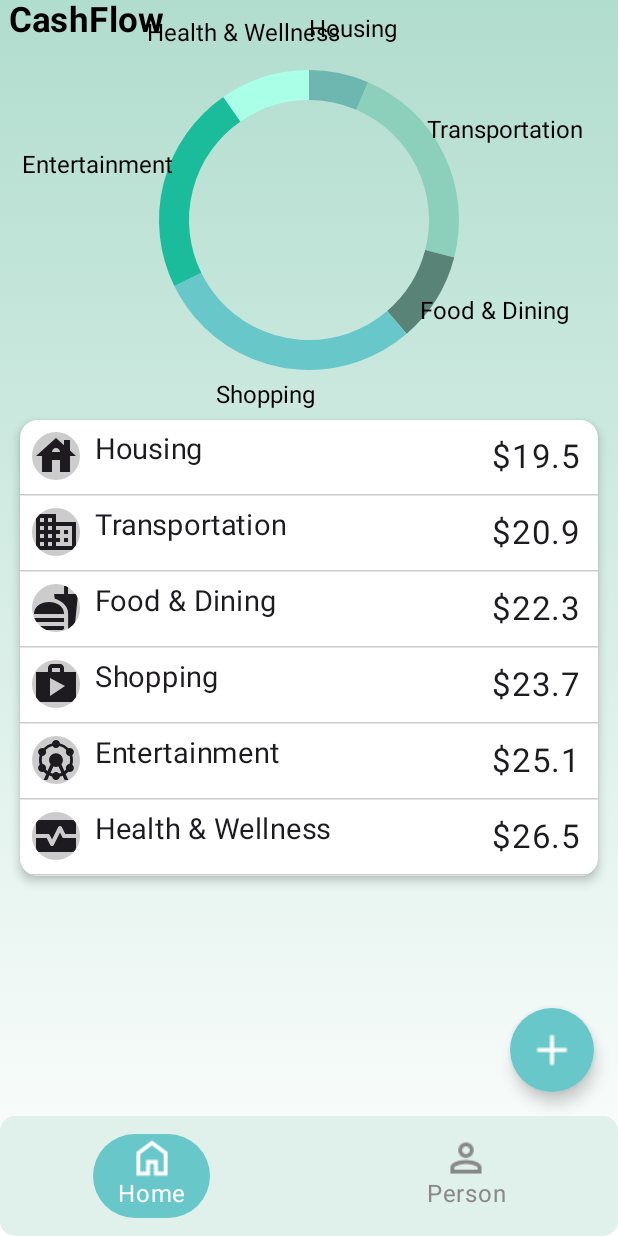
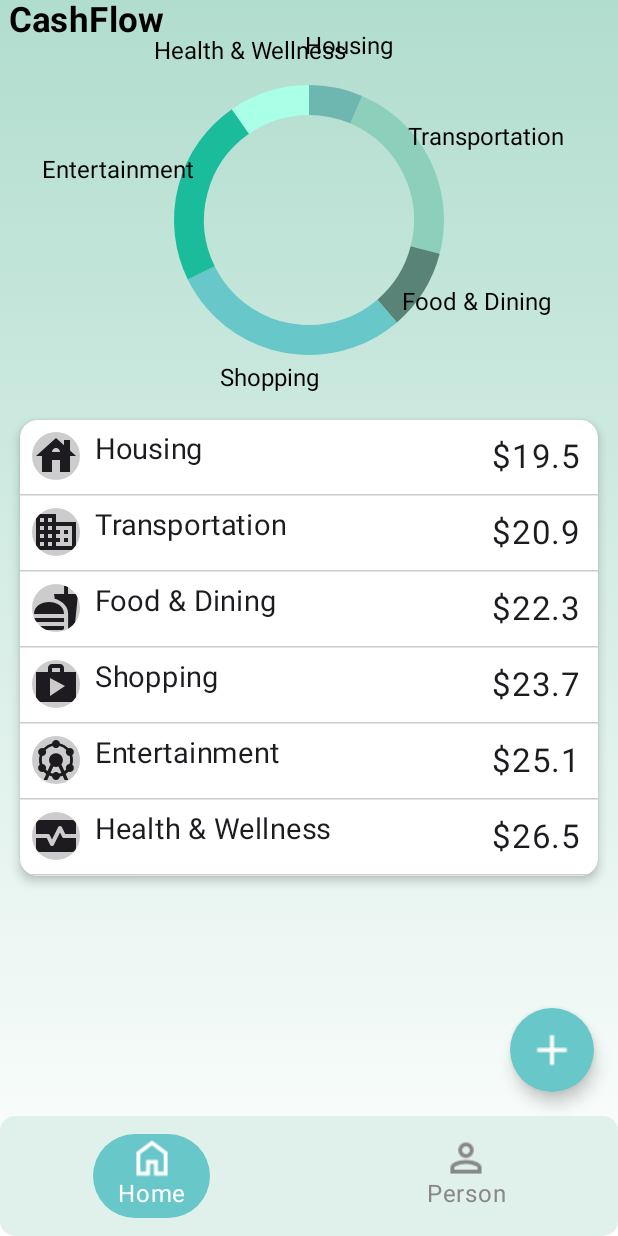
Before and after one commit to Mesherekov/CashFlow, an Android app built with Jetpack Compose: the screen it shows after launch (MainActivity), on a phone screen of 412 x 824 dp. Run offline under Robolectric (Android 15) with nearby library versions, the phone set to English and light mode, and no system bars; our stand-ins replace Compose Multiplatform resources.

Commit message:
UI: Donut Chart text going out of bounds(Fixed)

```diff
--- a/composeApp/build.gradle.kts
+++ b/composeApp/build.gradle.kts
@@ -43,6 +43,7 @@ kotlin {
             implementation(libs.androidx.lifecycle.viewmodelCompose)
             implementation(libs.androidx.lifecycle.runtimeCompose)
             implementation(compose.materialIconsExtended)
+            implementation(libs.kermit)
             implementation(libs.decompose)
             implementation(libs.decompose.extensions.compose)
             implementation(libs.coil3.coil)
--- a/composeApp/src/androidMain/kotlin/org/example/cashflow/ui/donut_chart/DonutChart.android.kt
+++ b/composeApp/src/androidMain/kotlin/org/example/cashflow/ui/donut_chart/DonutChart.android.kt
@@ -13,8 +13,10 @@ actual fun DrawScope.drawTextItem(
     color: Color,
     textSize: TextUnit
 ) {
+
     drawContext.canvas.nativeCanvas.apply {
         drawText(
+
             text,
             x,
             y,
--- a/composeApp/src/commonMain/kotlin/org/example/cashflow/ui/donut_chart/DrawDonutChart.kt
+++ b/composeApp/src/commonMain/kotlin/org/example/cashflow/ui/donut_chart/DrawDonutChart.kt
@@ -1,6 +1,7 @@
 package org.example.cashflow.ui.donut_chart
 
 import androidx.compose.foundation.Canvas
+import androidx.compose.foundation.layout.padding
 import androidx.compose.foundation.layout.size
 import androidx.compose.runtime.Composable
 import androidx.compose.ui.Modifier
@@ -30,10 +31,11 @@ fun DrawDonutChart(
     var lastValue = 0f
     Canvas(
         modifier = Modifier
+            .padding(30.dp)
             .size(radius * 2f)
             .rotate(animateRotation),
     ) {
-        val chartRadius = size.minDimension
+        val chartRadius = size.minDimension// - 35
         val strokeWidth = 40.dp.toPx()
         floatValue.forEachIndexed { index, value ->
             drawArc(
@@ -63,8 +65,10 @@ fun DrawDonutChart(
                 pivot = Offset(textX, textY)
             ) {
                 if (animationPlayed) {
+                    val text = data.keys.elementAt(index)
+
                     drawTextItem(
-                        data.keys.elementAt(index),
+                        text,
                         textX,
                         textY,
                         Color.Black,
--- a/gradle/libs.versions.toml
+++ b/gradle/libs.versions.toml
@@ -13,6 +13,7 @@ coil = "3.0.0-alpha09"
 coilCompose = "3.0.0-alpha09"
 composeMultiplatform = "1.9.0"
 junit = "4.13.2"
+kermit = "2.0.8"
 kotlin = "2.2.20"
 decompose = "3.1.0"
 koin = "4.1.1"
@@ -26,6 +27,7 @@ coil3-coil = { module = "io.coil-kt.coil3:coil", version.ref = "coil" }
 androidx-ui-graphics = { group = "androidx.compose.ui", name = "ui-graphics" }
 androidx-ui-tooling = { group = "androidx.compose.ui", name = "ui-tooling" }
 androidx-ui-tooling-preview = { group = "androidx.compose.ui", name = "ui-tooling-preview" }
+kermit = { module = "co.touchlab:kermit", version.ref = "kermit" }
 kotlin-test = { module = "org.jetbrains.kotlin:kotlin-test", version.ref = "kotlin" }
 kotlin-testJunit = { module = "org.jetbrains.kotlin:kotlin-test-junit", version.ref = "kotlin" }
 junit = { module = "junit:junit", version.ref = "junit" }
```
